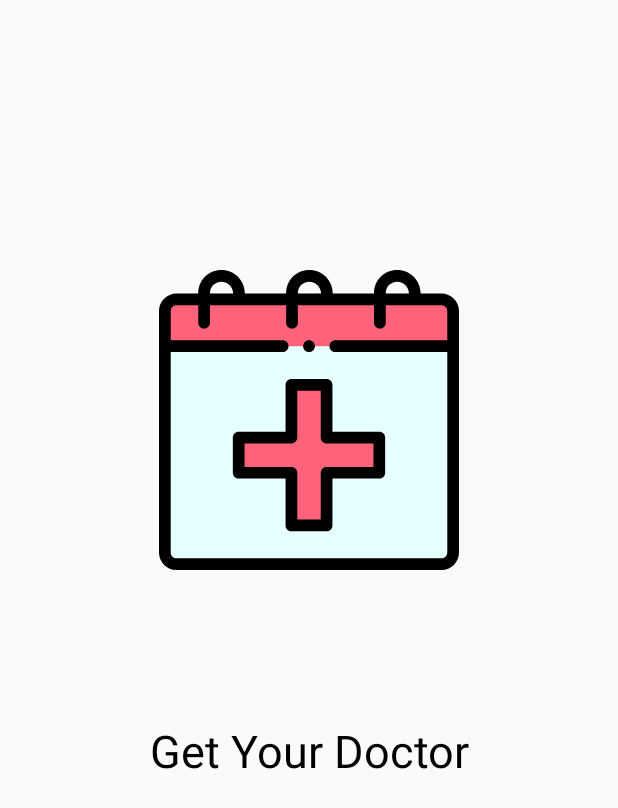
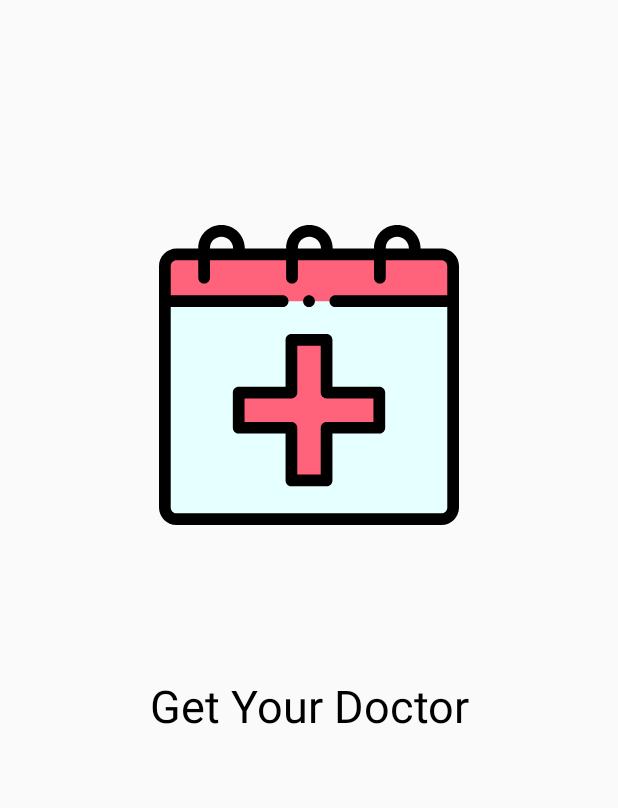
Before and after one commit to UmangGoti/GetYourDoctor, an Android app: the SplashActivity screen opened directly, with no data from a screen before it, on a phone screen of 412 x 824 dp. Shown: the top 808 px of the screen. Run offline under Robolectric (Android 15) with nearby library versions, the phone set to English and light mode, and no system bars; Roboto replaces fonts that are not available here.

Commit message:
app icon changed

```diff
--- a/app/src/main/res/layout/activity_splash.xml
+++ b/app/src/main/res/layout/activity_splash.xml
@@ -10,7 +10,7 @@
         android:id="@+id/appIcon"
         android:layout_width="0dp"
         android:layout_height="wrap_content"
-        android:layout_marginTop="180dp"
+        android:layout_marginTop="150dp"
         app:layout_constraintEnd_toEndOf="parent"
         app:layout_constraintStart_toStartOf="parent"
         app:layout_constraintTop_toTopOf="parent"
```
